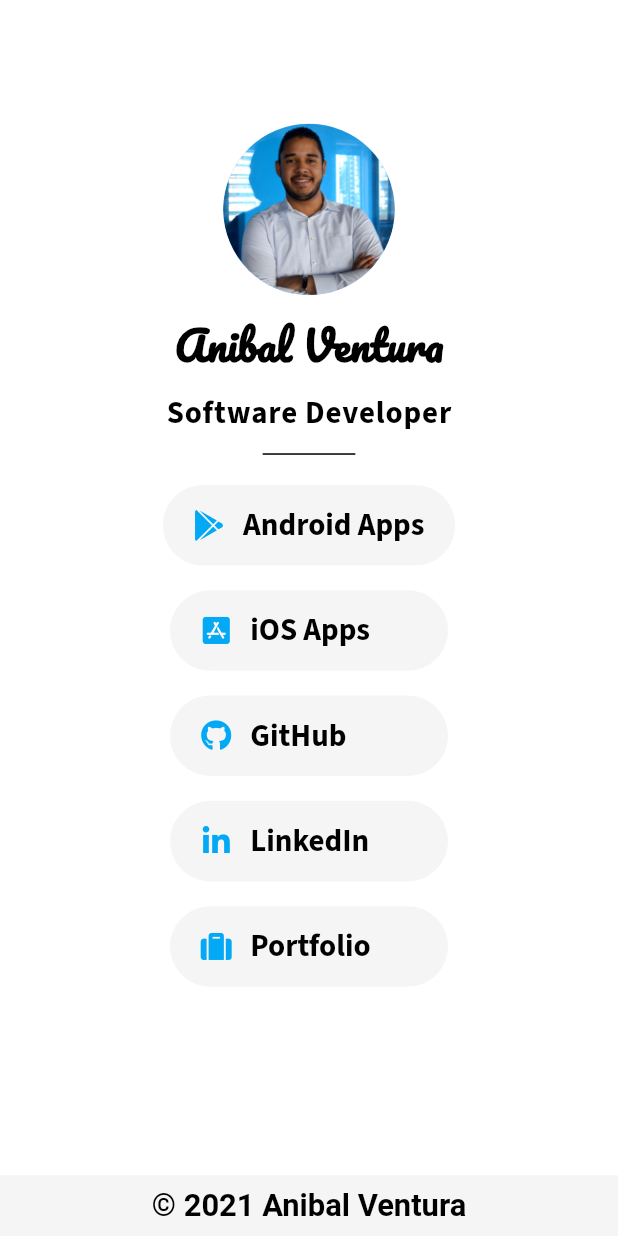
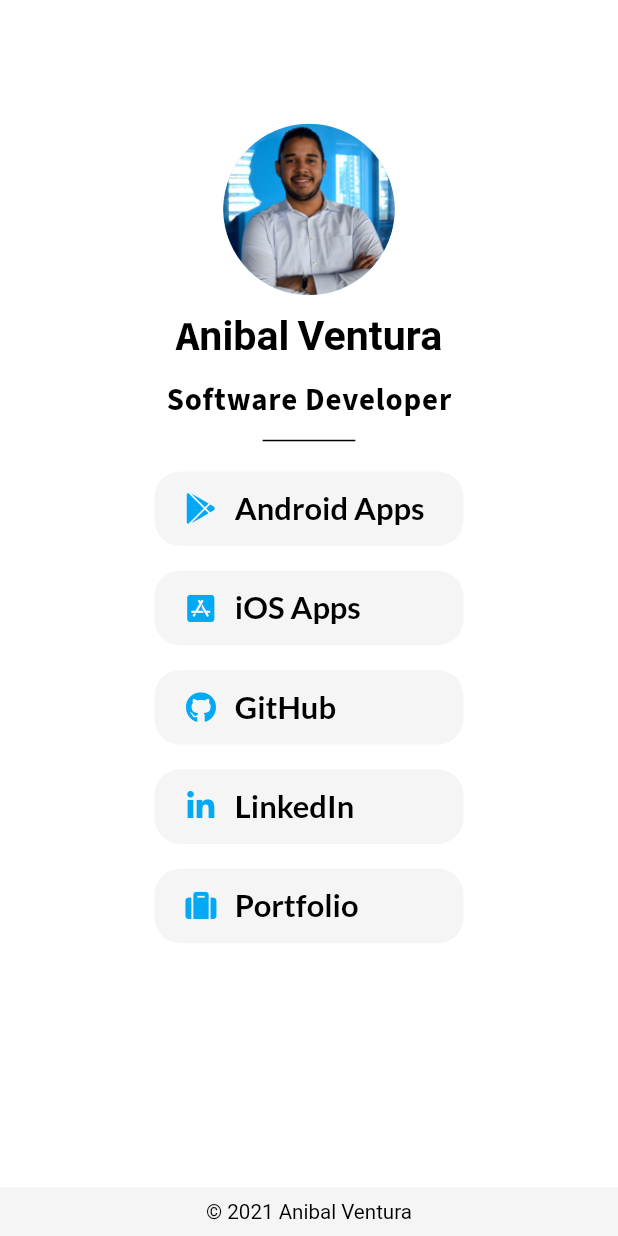
Before and after one commit to anibalventura/linkinbio, a Flutter app: the screen it shows after launch, on a phone screen of 412 x 824 dp. Run offline on Flutter 3.47's test engine with Material 2 defaults, Android fonts, the phone set to English and light mode, and no system bars; our stand-ins replace flutter_screenutil, font_awesome_flutter, google_fonts; Roboto replaces fonts that are missing (Itim).

Commit message:
- Refactor app theme. - Add translations. - Refactor InfoCard to LinkButton.

```diff
--- a/assets/lang/en.json
+++ b/assets/lang/en.json
@@ -1,4 +1,6 @@
 {
   "appLanguage": "en",
-  "appName": "Linkinbio"
+  "appName": "Linkinbio",
+  "title": "Software Developer",
+  "portfolio": "Portfolio"
 }
--- a/assets/lang/es.json
+++ b/assets/lang/es.json
@@ -1,4 +1,6 @@
 {
   "appLanguage": "es",
-  "appName": "Linkinbio"
+  "appName": "Linkinbio",
+  "title": "Desarrollador de Software",
+  "portfolio": "Portafolio"
 }
--- a/lib/main.dart
+++ b/lib/main.dart
@@ -16,7 +16,7 @@ class MyApp extends StatelessWidget {
   Widget build(BuildContext context) {
     return ScreenUtilInit(
       builder: () => MaterialApp(
-        title: 'Linkinbio',
+        title: 'Linkinbio - Anibal Ventura',
         localizationsDelegates: [
           AppLocalizations.delegate,
           GlobalWidgetsLocalizations.delegate,
--- a/lib/screens/home_screen.dart
+++ b/lib/screens/home_screen.dart
@@ -1,9 +1,10 @@
 import 'package:flutter/material.dart';
 import 'package:flutter_screenutil/flutter_screenutil.dart';
 import 'package:font_awesome_flutter/font_awesome_flutter.dart';
-import 'package:google_fonts/google_fonts.dart';
+import 'package:linkinbio/utils/localizations.dart';
 import 'package:linkinbio/utils/utils.dart';
-import 'package:linkinbio/widgets/info_card.dart';
+import 'package:linkinbio/widgets/footer.dart';
+import 'package:linkinbio/widgets/link_button.dart';
 
 class HomeScreen extends StatelessWidget {
   static String route = '/';
@@ -30,23 +31,12 @@ class HomeScreen extends StatelessWidget {
                     SizedBox(height: 0.01.sh),
                     Text(
                       "Anibal Ventura",
-                      style: TextStyle(
-                        color: theme(context).textTheme.headline1!.color,
-                        fontSize: screenPortrait() ? 24.sp : 34.sp,
-                        fontWeight: FontWeight.bold,
-                        fontFamily: GoogleFonts.pacifico().fontFamily,
-                      ),
+                      style: theme(context).textTheme.headline1,
                     ),
                     SizedBox(height: 0.01.sh),
                     Text(
-                      "Software Developer",
-                      style: TextStyle(
-                        color: theme(context).textTheme.headline1!.color,
-                        fontSize: screenPortrait() ? 18.sp : 24.sp,
-                        letterSpacing: 0.5.sp,
-                        fontWeight: FontWeight.bold,
-                        fontFamily: GoogleFonts.sourceSansPro().fontFamily,
-                      ),
+                      translate(context, AppText.title),
+                      style: theme(context).textTheme.headline2,
                     ),
                     SizedBox(
                       height: screenPortrait() ? 0.03.sh : 0.05.sh,
@@ -56,49 +46,35 @@ class HomeScreen extends StatelessWidget {
                         thickness: 1,
                       ),
                     ),
-                    InfoCard(
+                    LinkButton(
                       icon: FontAwesomeIcons.googlePlay,
                       title: "Android Apps",
                       url:
                           'https://play.google.com/store/search?q=pub%3A%20Anibal%20Ventura&c=apps&hl=en',
                     ),
-                    InfoCard(
+                    LinkButton(
                       icon: FontAwesomeIcons.appStoreIos,
                       title: "iOS Apps",
                       url:
                           'https://apps.apple.com/developer/anibal-ventura/id1550794427',
                     ),
-                    InfoCard(
+                    LinkButton(
                       icon: FontAwesomeIcons.github,
                       title: "GitHub",
                       url: 'https://github.com/anibalventura',
                     ),
-                    InfoCard(
+                    LinkButton(
                       icon: FontAwesomeIcons.linkedinIn,
                       title: "LinkedIn",
                       url: 'https://www.linkedin.com/in/anibalventura/',
                     ),
-                    InfoCard(
+                    LinkButton(
                       icon: FontAwesomeIcons.suitcase,
-                      title: "Portfolio",
+                      title: translate(context, AppText.portfolio),
                       url: 'https://anibalventura.com/',
                     ),
                     SizedBox(height: 0.1.sh),
-                    Expanded(
-                      child: Align(
-                        alignment: Alignment.bottomCenter,
-                        child: Container(
-                          width: double.infinity,
-                          color: theme(context).cardColor,
-                          padding: EdgeInsets.symmetric(
-                              vertical: screenPortrait() ? 0.01.sh : 0.02.sh),
-                          child: Text(
-                            '© 2021 Anibal Ventura',
-                            textAlign: TextAlign.center,
-                          ),
-                        ),
-                      ),
-                    ),
+                    Footer(),
                   ],
                 ),
               ),
--- a/lib/utils/localizations.dart
+++ b/lib/utils/localizations.dart
@@ -66,5 +66,13 @@ class _AppLocalizationsDelegate
 
 // Texts to translate.
 class AppText {
+  static String appLanguage = 'appLanguage';
   static String textAppName = 'appName';
+
+  /*
+  * Home Screen.
+  */
+
+  static String title = 'title';
+  static String portfolio = 'portfolio';
 }
--- a/lib/utils/themes.dart
+++ b/lib/utils/themes.dart
@@ -13,30 +13,28 @@ class Themes {
 
   // Colors.
   static final Color _primaryColorLight = Colors.lightBlue;
+  static final Color _lightPrimaryTextColor = Colors.black;
   static const Color _lightBackgroundColor = Colors.white;
-  static const Color _lightButtonColor = Colors.white;
-  static final Color _lightCardColor = Colors.grey.shade100;
-  static final Color _lightPrimaryTextColor = Colors.black;
+  static final Color _lightButtonColor = Colors.grey.shade100;
 
   // Text Styles.
   static final TextStyle _lightHeadline1 = TextStyle(
-    fontSize: 40.sp,
-    fontWeight: FontWeight.w400,
+    fontSize: screenPortrait() ? 24.sp : 34.sp,
+    fontWeight: FontWeight.bold,
+    fontFamily: GoogleFonts.itim().fontFamily,
     color: _lightPrimaryTextColor,
   );
 
   static final TextStyle _lightHeadline2 = _lightHeadline1.copyWith(
-    fontSize: 30.sp,
-    fontWeight: FontWeight.w400,
+    fontSize: screenPortrait() ? 18.sp : 24.sp,
+    letterSpacing: 0.5.sp,
+    fontWeight: FontWeight.bold,
+    fontFamily: GoogleFonts.sourceSansPro().fontFamily,
   );
 
-  static final TextStyle _lightBodyText1 = _lightBodyText2.copyWith(
-    color: Colors.lightGreen,
-  );
-
-  static final TextStyle _lightBodyText2 = _lightHeadline1.copyWith(
-    fontSize: 18.sp,
-    fontWeight: FontWeight.w700,
+  static final TextStyle _lightBodyText1 = _lightHeadline1.copyWith(
+    fontSize: screenPortrait() ? 18.sp : 24.sp,
+    fontFamily: GoogleFonts.lato().fontFamily,
   );
 
   // Icon.
@@ -49,16 +47,12 @@ class Themes {
   static final ThemeData lightTheme = ThemeData(
     primaryColor: _primaryColorLight,
     scaffoldBackgroundColor: _lightBackgroundColor,
-    backgroundColor: _lightBackgroundColor,
     buttonColor: _lightButtonColor,
-    cardColor: _lightCardColor,
-    primaryIconTheme: _iconThemeLight,
     iconTheme: _iconThemeLight,
     textTheme: TextTheme(
       headline1: _lightHeadline1,
       headline2: _lightHeadline2,
       bodyText1: _lightBodyText1,
-      bodyText2: _lightBodyText2,
     ),
     fontFamily: _fontFamily,
   );
@@ -69,10 +63,9 @@ class Themes {
 
   // Colors.
   static final Color _primaryColorDark = Colors.lightBlue.shade700;
+  static const Color _darkPrimaryTextColor = Colors.white;
   static final Color _darkBackgroundColor = Color(0xFF22252D);
-  static final Color _darkButtonColor = Color(0xFF22252D);
-  static final Color _darkCardColor = Color(0xFF292D36);
-  static const Color _darkPrimaryTextColor = Colors.white;
+  static final Color _darkButtonColor = Color(0xFF292D36);
 
   // Text Styles.
   static final TextStyle _darkHeadline1 = _lightHeadline1.copyWith(
@@ -83,11 +76,7 @@ class Themes {
     color: _darkPrimaryTextColor,
   );
 
-  static final TextStyle _darkBodyText1 = _darkBodyText2.copyWith(
-    color: Colors.lightGreen.shade700,
-  );
-
-  static final TextStyle _darkBodyText2 = _lightBodyText2.copyWith(
+  static final TextStyle _darkBodyText1 = _lightBodyText1.copyWith(
     color: _darkPrimaryTextColor,
   );
 
@@ -100,16 +89,12 @@ class Themes {
   static final ThemeData darkTheme = ThemeData(
     primaryColor: _primaryColorDark,
     scaffoldBackgroundColor: _darkBackgroundColor,
-    backgroundColor: _darkBackgroundColor,
-    cardColor: _darkCardColor,
     buttonColor: _darkButtonColor,
-    primaryIconTheme: _iconThemeDark,
     iconTheme: _iconThemeDark,
     textTheme: TextTheme(
       headline1: _darkHeadline1,
       headline2: _darkHeadline2,
       bodyText1: _darkBodyText1,
-      bodyText2: _darkBodyText2,
     ),
     fontFamily: _fontFamily,
   );
--- /dev/null
+++ b/lib/widgets/footer.dart
@@ -0,0 +1,29 @@
+import 'package:flutter/material.dart';
+import 'package:linkinbio/utils/utils.dart';
+import 'package:flutter_screenutil/flutter_screenutil.dart';
+
+class Footer extends StatelessWidget {
+  @override
+  Widget build(BuildContext context) {
+    return Expanded(
+      child: Align(
+        alignment: Alignment.bottomCenter,
+        child: Container(
+          width: double.infinity,
+          color: theme(context).buttonColor,
+          padding: EdgeInsets.symmetric(
+            vertical: screenPortrait() ? 0.01.sh : 0.02.sh,
+          ),
+          child: Text(
+            '© 2021 Anibal Ventura',
+            textAlign: TextAlign.center,
+            style: TextStyle(
+              color: theme(context).textTheme.headline1!.color,
+              fontSize: screenPortrait() ? 12.sp : 16.sp,
+            ),
+          ),
+        ),
+      ),
+    );
+  }
+}
--- a/lib/widgets/info_card.dart
+++ b/lib/widgets/link_button.dart
@@ -1,11 +1,10 @@
 import 'package:flutter/material.dart';
-import 'package:google_fonts/google_fonts.dart';
 import 'package:flutter_screenutil/flutter_screenutil.dart';
 import 'package:linkinbio/utils/utils.dart';
 import 'package:url_launcher/url_launcher.dart';
 
-class InfoCard extends StatelessWidget {
-  InfoCard({
+class LinkButton extends StatelessWidget {
+  LinkButton({
     @required this.icon,
     @required this.title,
     this.url,
@@ -19,13 +18,13 @@ class InfoCard extends StatelessWidget {
 
   @override
   Widget build(BuildContext context) {
-    final borderRadius = BorderRadius.all(Radius.circular(50.r));
+    final borderRadius = BorderRadius.all(Radius.circular(15.r));
 
     return Container(
       margin:
           EdgeInsets.symmetric(vertical: screenPortrait() ? 0.01.sh : 0.005.sw),
       child: Material(
-        color: backgroundColor ?? theme(context).cardColor,
+        color: backgroundColor ?? theme(context).buttonColor,
         borderRadius: borderRadius,
         child: InkWell(
           onTap: () async {
@@ -41,7 +40,7 @@ class InfoCard extends StatelessWidget {
             ),
             child: ConstrainedBox(
               constraints: BoxConstraints(
-                minWidth: screenPortrait() ? 0.35.sw : 0.15.sw,
+                minWidth: screenPortrait() ? 0.4.sw : 0.15.sw,
                 maxWidth: screenPortrait() ? 0.5.sw : 0.3.sw,
               ),
               child: Row(
@@ -53,11 +52,7 @@ class InfoCard extends StatelessWidget {
                     fit: BoxFit.fitWidth,
                     child: Text(
                       title!,
-                      style: TextStyle(
-                        fontFamily: GoogleFonts.sourceSansPro().fontFamily,
-                        color: theme(context).textTheme.headline1!.color,
-                        fontSize: 18.sp,
-                      ),
+                      style: theme(context).textTheme.bodyText1,
                     ),
                   ),
                 ],
```
Also changed, not shown: 1 other file.
